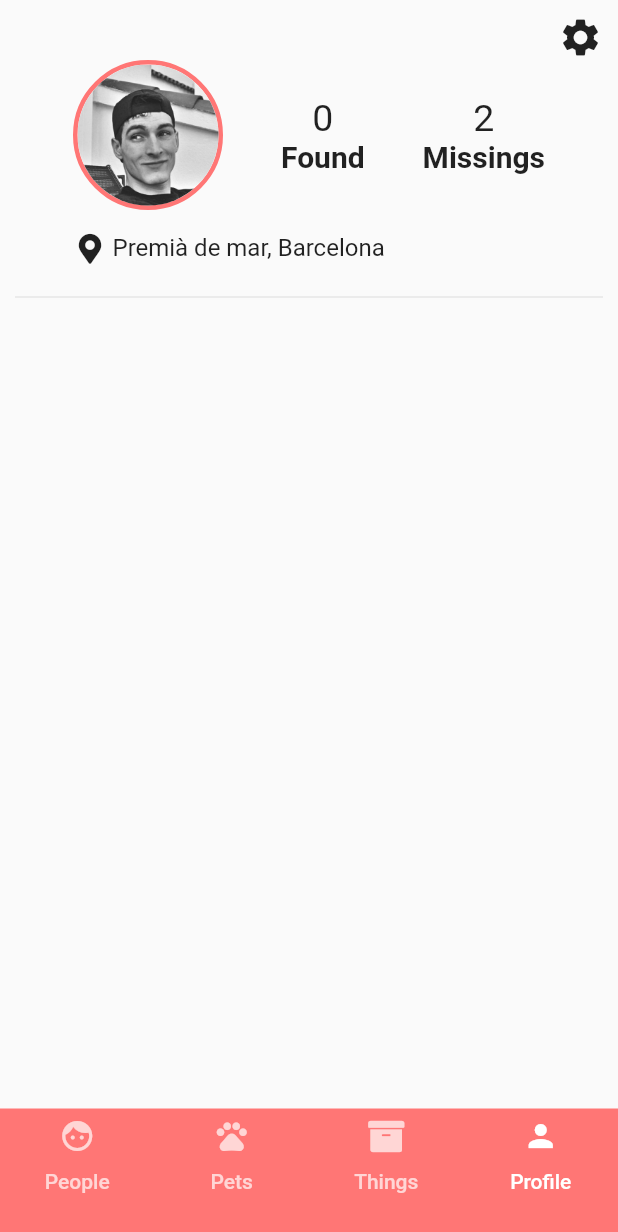
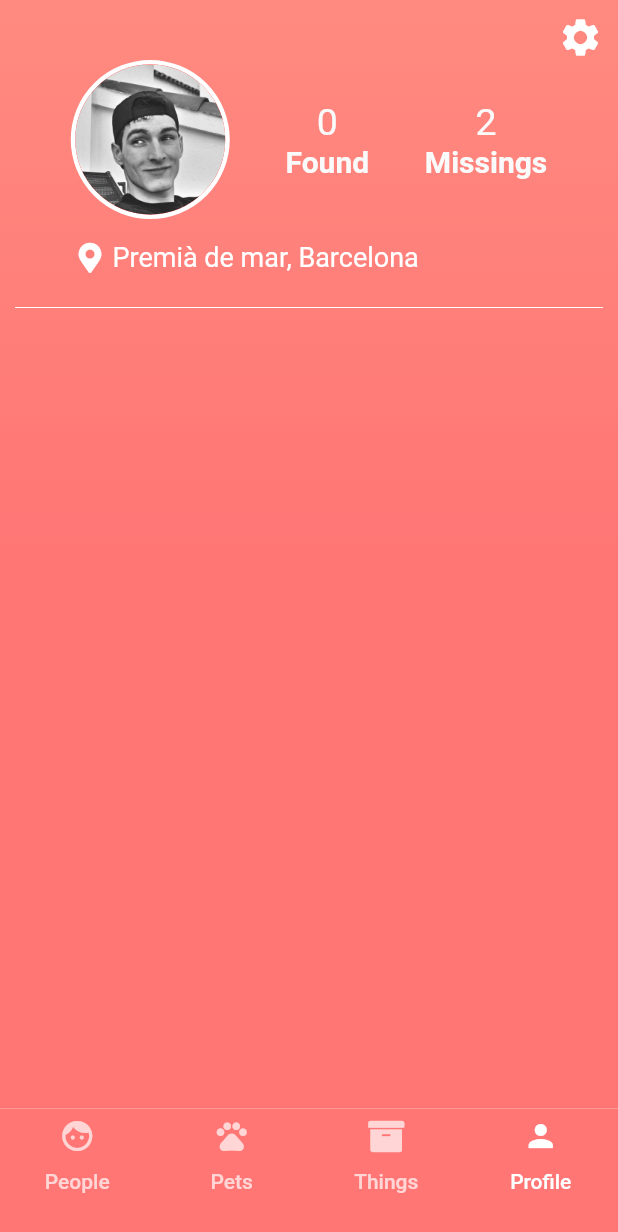
Before and after one commit to raulmabe/missing, a Flutter app: the screen it shows after launch, item 4 of the bottom bar chosen, on a phone screen of 412 x 824 dp. Shown: the top 1232 px of the screen. Run offline on Flutter 3.47's test engine with Material 2 defaults, Android fonts, the phone set to English and light mode, and no system bars; our stand-ins replace font_awesome_flutter; Roboto replaces fonts that are missing (Montserrat).

Commit message:
made profile background pink

```diff
--- a/lib/ui/body.dart
+++ b/lib/ui/body.dart
@@ -17,7 +17,8 @@ class _BodyState extends State<Body>{
 
   @override
   Widget build(BuildContext context) {
-    return GridView.count(
+    return SafeArea(
+      child: GridView.count(
         primary: true,
         padding: EdgeInsets.only(top: 70.0, bottom: 10.0, left: 10.0, right: 10.0),
         crossAxisCount: 2,
@@ -74,6 +75,7 @@ class _BodyState extends State<Body>{
             description: null,
           ),
         ],
+      ),
     );
   }
 }
--- a/lib/ui/homePage.dart
+++ b/lib/ui/homePage.dart
@@ -38,8 +38,7 @@ class _HomePageState extends State<HomePage> with SingleTickerProviderStateMixin
   @override
   Widget build(BuildContext context) {
     return Scaffold(
-      body: SafeArea(
-        child: Stack(
+      body: Stack(
         children: <Widget>[
           TabBarView(
             controller: _tabController,
@@ -66,8 +65,7 @@ class _HomePageState extends State<HomePage> with SingleTickerProviderStateMixin
           )
         ],
       ),
-      ),
-      bottomNavigationBar: new Container(
+      bottomNavigationBar: Container(
         padding: EdgeInsets.only(bottom: 20.0),
         color: Theme.of(context).primaryColor,
         height: 85,
@@ -75,6 +73,7 @@ class _HomePageState extends State<HomePage> with SingleTickerProviderStateMixin
           controller: _tabController,
           labelColor: Colors.white,
           indicator: null,
+          indicatorPadding: EdgeInsets.only(top: 0),
           tabs: <Widget>[
             Tab(
               text: "People",
--- a/lib/ui/profileBody.dart
+++ b/lib/ui/profileBody.dart
@@ -9,8 +9,18 @@ class ProfileBody extends StatefulWidget {
 class _ProfileBodyState extends State<ProfileBody> {
   @override
   Widget build(BuildContext context) {
-    return Padding(
+    return Container(
+      decoration: BoxDecoration(
+        gradient: LinearGradient(
+          end: Alignment.topLeft,
+          colors: [
+            Theme.of(context).primaryColor,
+            Colors.redAccent[100]
+          ]
+        )
+      ),
       padding: const EdgeInsets.all(10.0),
+      child: SafeArea(
         child: Column(
           mainAxisSize: MainAxisSize.max,
           crossAxisAlignment: CrossAxisAlignment.stretch,
@@ -21,6 +31,7 @@ class _ProfileBodyState extends State<ProfileBody> {
                 onTap: (){print("Settings tapped");},
                 child: Icon(
                   Icons.settings,
+                  color: Colors.white,
                   size: 30,
                 ),
               ),
@@ -30,17 +41,16 @@ class _ProfileBodyState extends State<ProfileBody> {
               children: <Widget>[
                 // Profile image
                 Container(
-                width: 100,
-                height: 100,
                   decoration: BoxDecoration(
                     shape: BoxShape.circle,
                     border: Border.all(
-                    color: Theme.of(context).primaryColor,
+                      color: Colors.white,
                       width: 3.0
                       )
                   ),
-                child: ClipOval(
-                  child: Image.asset("assets/profile_pic.jpg"),
+                  child: CircleAvatar(
+                  backgroundImage: AssetImage("assets/profile_pic.jpg"),
+                  radius: 50.0,
                 ),
                 ),
                 getTextColumn(
@@ -54,8 +64,11 @@ class _ProfileBodyState extends State<ProfileBody> {
               ],
             ),
             getInfo(),
-          Divider(),
+            Divider(
+              color: Colors.white,
+            ),
           ],
+        ),
       ),
     );
   }
@@ -68,14 +81,16 @@ class _ProfileBodyState extends State<ProfileBody> {
         Text(
           "$number",
           style: TextStyle(
-            fontSize: 25.0
+            fontSize: 25.0,
+            color: Colors.grey[50]
           )
           ),
         Text(
           text,
           style: TextStyle(
             fontWeight: FontWeight.bold,
-            fontSize: 20.0
+            fontSize: 20.0,
+            color: Colors.grey[50]
           )
         )
       ],
@@ -94,13 +109,15 @@ class _ProfileBodyState extends State<ProfileBody> {
           Icon(
             FontAwesomeIcons.mapMarkerAlt,
             size: 20.0,
+            color: Colors.white,
             ),
           Padding(
             padding: EdgeInsets.only(left: 5.0),
             child: Text(
               "Premià de mar, Barcelona",
               style: TextStyle(
-                fontSize: 16.0
+                fontSize: 18.0,
+                color: Colors.white
               ),
               ),
           )
```
Also changed, not shown: 26 other files. Lines whose indentation alone changed are shown as unchanged.
